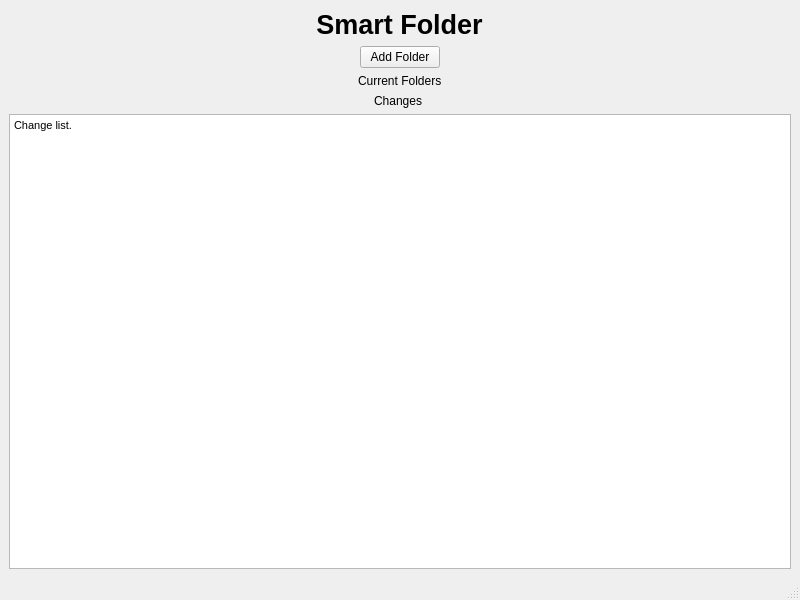
Above: mainwindow.ui from eswarm/AutoSortD before the change. Below: the same form after it.
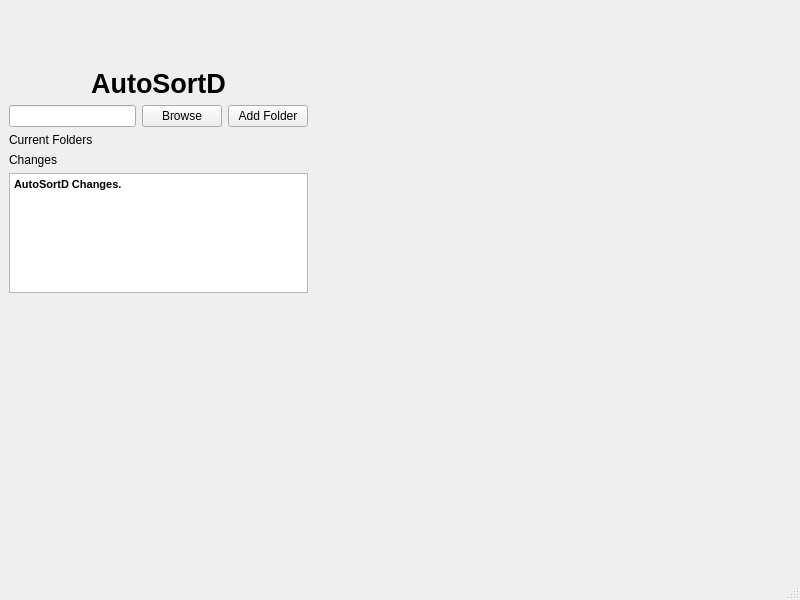
That is the form after the change.

Commit message: core done, ui left

Diff of the .ui file:
```diff
--- a/mainwindow.ui
+++ b/mainwindow.ui
@@ -17,15 +17,24 @@
    <string notr="true"/>
   </property>
   <widget class="QWidget" name="centralwidget">
+   <widget class="QWidget" name="">
+    <property name="geometry">
+     <rect>
+      <x>9</x>
+      <y>68</y>
+      <width>299</width>
+      <height>225</height>
+     </rect>
+    </property>
    <layout class="QVBoxLayout" name="verticalLayout">
-    <item alignment="Qt::AlignHCenter|Qt::AlignVCenter">
+     <item>
      <widget class="QLabel" name="label">
       <property name="text">
        <string>&lt;!DOCTYPE HTML PUBLIC &quot;-//W3C//DTD HTML 4.0//EN&quot; &quot;http://www.w3.org/TR/REC-html40/strict.dtd&quot;&gt;
 &lt;html&gt;&lt;head&gt;&lt;meta name=&quot;qrichtext&quot; content=&quot;1&quot; /&gt;&lt;style type=&quot;text/css&quot;&gt;
 p, li { white-space: pre-wrap; }
 &lt;/style&gt;&lt;/head&gt;&lt;body style=&quot; font-family:'MS Shell Dlg 2'; font-size:8pt; font-weight:400; font-style:normal;&quot;&gt;
-&lt;p align=&quot;center&quot; style=&quot; margin-top:0px; margin-bottom:0px; margin-left:0px; margin-right:0px; -qt-block-indent:0; text-indent:0px;&quot;&gt;&lt;span style=&quot; font-size:20pt; font-weight:600;&quot;&gt;Smart Folder&lt;/span&gt;&lt;/p&gt;&lt;/body&gt;&lt;/html&gt;</string>
+&lt;p align=&quot;center&quot; style=&quot; margin-top:0px; margin-bottom:0px; margin-left:0px; margin-right:0px; -qt-block-indent:0; text-indent:0px;&quot;&gt;&lt;span style=&quot; font-size:20pt; font-weight:600;&quot;&gt;AutoSortD&lt;/span&gt;&lt;/p&gt;&lt;/body&gt;&lt;/html&gt;</string>
       </property>
       <property name="textFormat">
        <enum>Qt::RichText</enum>
@@ -38,21 +47,35 @@
       </property>
      </widget>
     </item>
-    <item alignment="Qt::AlignHCenter|Qt::AlignVCenter">
+     <item>
+      <layout class="QHBoxLayout" name="horizontalLayout">
+       <item>
+        <widget class="QLineEdit" name="lineEdit"/>
+       </item>
+       <item>
+        <widget class="QPushButton" name="pushButton">
+         <property name="text">
+          <string>Browse</string>
+         </property>
+        </widget>
+       </item>
+       <item>
      <widget class="QPushButton" name="addFolderButton">
       <property name="text">
        <string>Add Folder</string>
       </property>
      </widget>
     </item>
-    <item alignment="Qt::AlignHCenter">
+      </layout>
+     </item>
+     <item>
      <widget class="QLabel" name="label_2">
       <property name="text">
        <string>Current Folders</string>
       </property>
      </widget>
     </item>
-    <item alignment="Qt::AlignHCenter">
+     <item>
      <widget class="QLabel" name="label_3">
       <property name="text">
        <string>Changes </string>
@@ -66,12 +89,13 @@
 &lt;html&gt;&lt;head&gt;&lt;meta name=&quot;qrichtext&quot; content=&quot;1&quot; /&gt;&lt;style type=&quot;text/css&quot;&gt;
 p, li { white-space: pre-wrap; }
 &lt;/style&gt;&lt;/head&gt;&lt;body style=&quot; font-family:'MS Shell Dlg 2'; font-size:8.25pt; font-weight:400; font-style:normal;&quot;&gt;
-&lt;p style=&quot; margin-top:0px; margin-bottom:0px; margin-left:0px; margin-right:0px; -qt-block-indent:0; text-indent:0px;&quot;&gt;Change list. &lt;/p&gt;
+&lt;p style=&quot; margin-top:0px; margin-bottom:0px; margin-left:0px; margin-right:0px; -qt-block-indent:0; text-indent:0px;&quot;&gt;&lt;span style=&quot; font-weight:600;&quot;&gt;AutoSortD Changes. &lt;/span&gt;&lt;/p&gt;
 &lt;p style=&quot;-qt-paragraph-type:empty; margin-top:0px; margin-bottom:0px; margin-left:0px; margin-right:0px; -qt-block-indent:0; text-indent:0px;&quot;&gt;&lt;br /&gt;&lt;/p&gt;&lt;/body&gt;&lt;/html&gt;</string>
       </property>
      </widget>
     </item>
    </layout>
+   </widget>
   </widget>
   <widget class="QStatusBar" name="statusbar"/>
  </widget>
```
Lines whose indentation alone changed are shown as unchanged. The commit also changes 4 other files.
